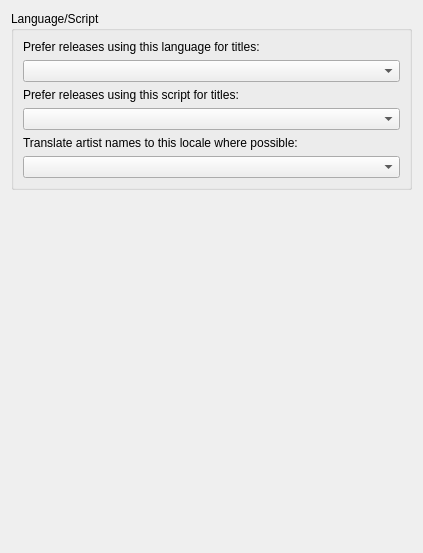
The window that ui/options_language_script.ui (mwiencek/picard) describes before a commit, drawn with Qt 5.
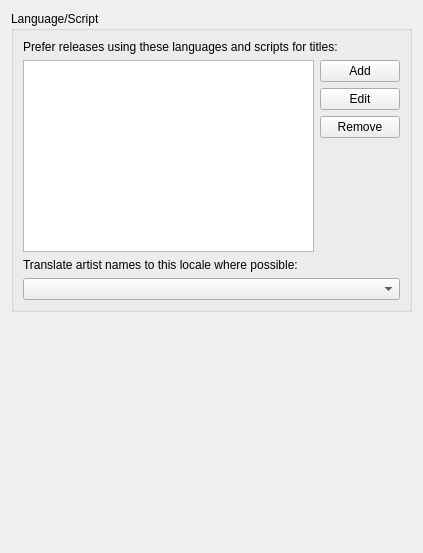
The same window after the commit.

Commit message: Allow multiple language/script pairs as preferences

```diff
--- a/ui/options_language_script.ui
+++ b/ui/options_language_script.ui
@@ -35,22 +35,57 @@
       <item>
        <widget class="QLabel" name="title_language_label">
         <property name="text">
-         <string>Prefer releases using this language for titles:</string>
+         <string>Prefer releases using these languages and scripts for titles:</string>
         </property>
        </widget>
       </item>
       <item>
-       <widget class="QComboBox" name="preferred_language"/>
+       <layout class="QHBoxLayout" name="horizontalLayout_4">
+        <item>
+         <widget class="QListWidget" name="language_script_list"/>
+        </item>
+        <item>
+         <layout class="QVBoxLayout" name="verticalLayout_5">
+          <item>
+           <widget class="QPushButton" name="add_language_script_button">
+            <property name="text">
+             <string>Add</string>
+            </property>
+           </widget>
+          </item>
+          <item>
+           <widget class="QPushButton" name="edit_language_script_button">
+            <property name="text">
+             <string>Edit</string>
+            </property>
+           </widget>
+          </item>
+          <item>
+           <widget class="QPushButton" name="remove_language_script_button">
+            <property name="text">
+             <string>Remove</string>
+            </property>
+           </widget>
+          </item>
+          <item>
+           <spacer name="verticalSpacer_2">
+            <property name="orientation">
+             <enum>Qt::Vertical</enum>
+            </property>
+            <property name="sizeHint" stdset="0">
+             <size>
+              <width>20</width>
+              <height>40</height>
+             </size>
+            </property>
+           </spacer>
+          </item>
+         </layout>
+        </item>
+       </layout>
       </item>
       <item>
-       <widget class="QLabel" name="title_script_label">
-        <property name="text">
-         <string>Prefer releases using this script for titles:</string>
-        </property>
-       </widget>
-      </item>
-      <item>
-       <widget class="QComboBox" name="preferred_script"/>
+       <layout class="QHBoxLayout" name="horizontalLayout"/>
       </item>
       <item>
        <widget class="QLabel" name="artist_locale_label">
```
Left out of the diff: 2 changed lines with no effect on the pictures. The commit also changes 11 other files.
